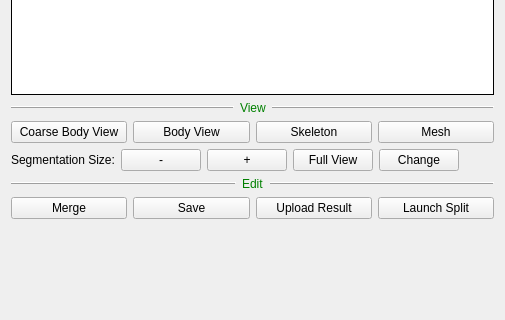
First picture: the form in neurolabi/gui/flyem/flyemproofcontrolform.ui, repository janelia-flyem/NeuTu, before the edit; both pictures show x 0 to 505 and y 136 to 456 of the 505 by 539 pixel window.
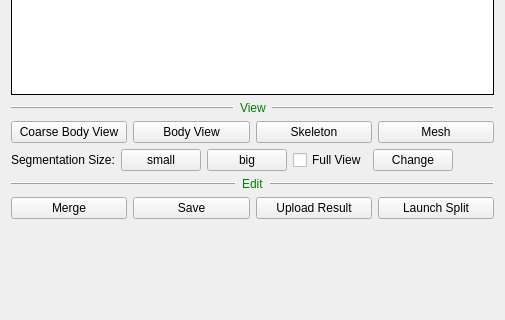
Second picture: the form after the edit. Custom widgets are drawn as their Qt base class.

Commit message: fix full view problem

Patch:
```diff
--- a/neurolabi/gui/flyem/flyemproofcontrolform.ui
+++ b/neurolabi/gui/flyem/flyemproofcontrolform.ui
@@ -175,22 +175,19 @@
      <item>
       <widget class="QPushButton" name="segmentSizeDecPushButton">
        <property name="text">
-        <string>-</string>
+        <string>small</string>
        </property>
       </widget>
      </item>
      <item>
       <widget class="QPushButton" name="segmentSizeIncPushButton">
        <property name="text">
-        <string>+</string>
+        <string>big</string>
        </property>
       </widget>
      </item>
      <item>
-      <widget class="QPushButton" name="fullViewPushButton">
-       <property name="toolTip">
-        <string>Show the segmetnation fully in the field view</string>
-       </property>
+      <widget class="QCheckBox" name="fullViewCheckBox">
        <property name="text">
         <string>Full View</string>
        </property>
```
The commit also changes 12 other files.
